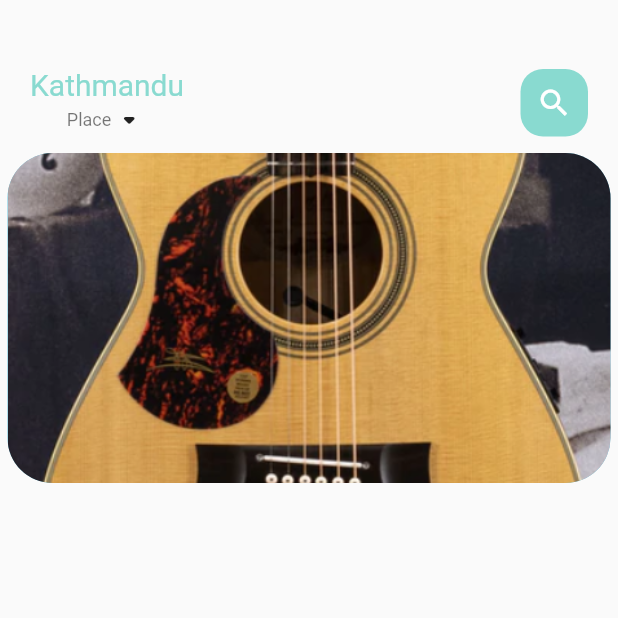
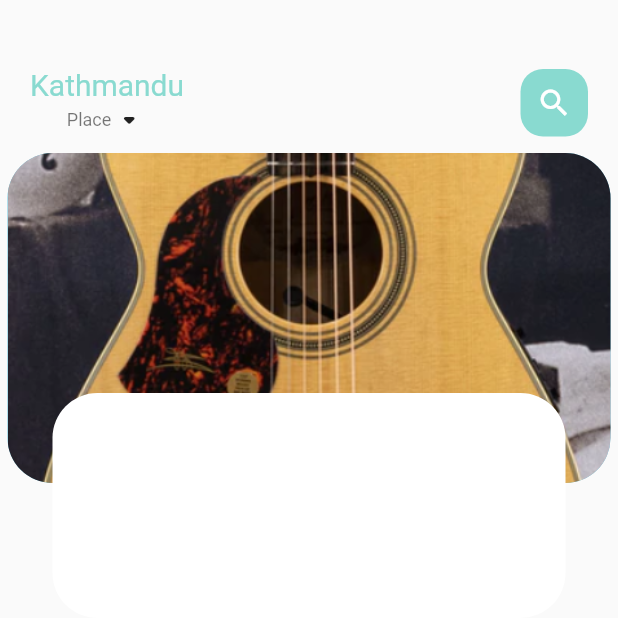
Before and after one commit to Anjeelchaudhary/UI-for-Shopping, a Flutter app: the screen it shows after launch, on a phone screen of 412 x 824 dp, the top half of it. Run offline on Flutter 3.47's test engine with Material 2 defaults, Android fonts, the phone set to English and light mode, and no system bars.

Commit message:
:sparkles: Another  child container is added
Blank Container is made just for now

```diff
--- a/lib/home/guitar_page_body.dart
+++ b/lib/home/guitar_page_body.dart
@@ -47,6 +47,19 @@ class _GuitarPageBodyState extends State<GuitarPageBody> {
                   //fit command is used as to fit the image in the widget
                   fit: BoxFit.cover,
                   image: AssetImage("assets/image/guitar00.png"))),
+        ),
+        Align(
+          alignment: Alignment.bottomCenter,
+          child: Container(
+            height: 150,
+            margin: EdgeInsets.only(left: 35, right: 35, bottom: 10),
+            decoration: BoxDecoration(
+              borderRadius: BorderRadius.circular(30),
+              //here to differentiate the color
+              //even widgets is made blue and other made purple
+              color: Colors.white,
+            ),
+          ),
         )
       ],
     );
```
